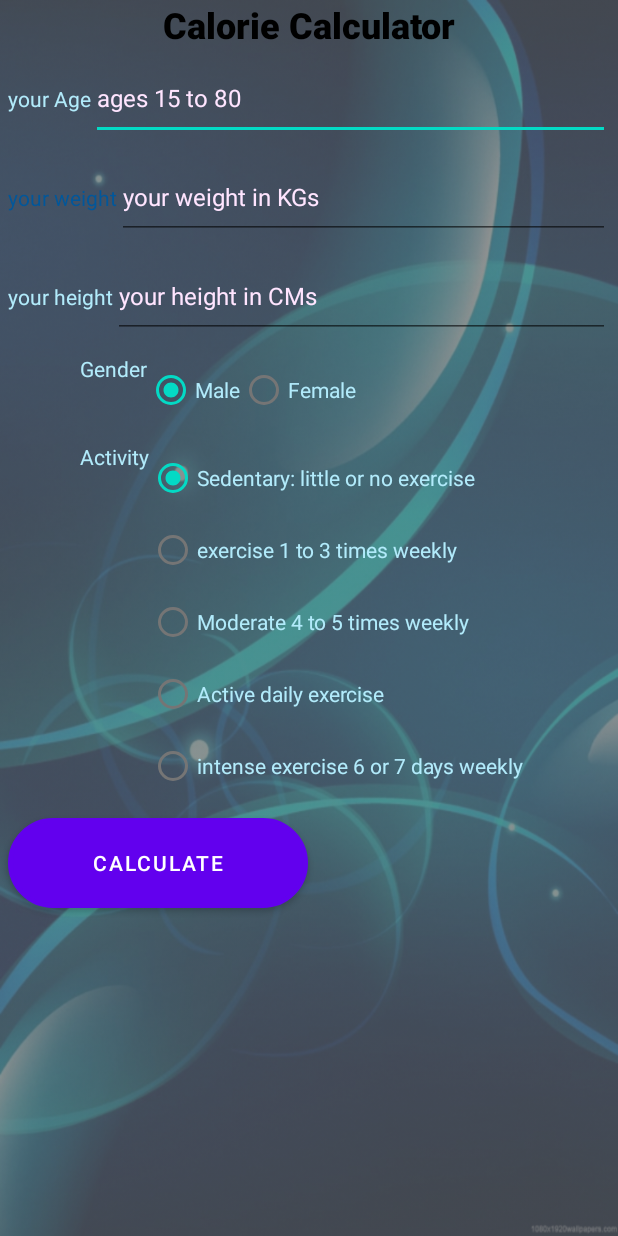
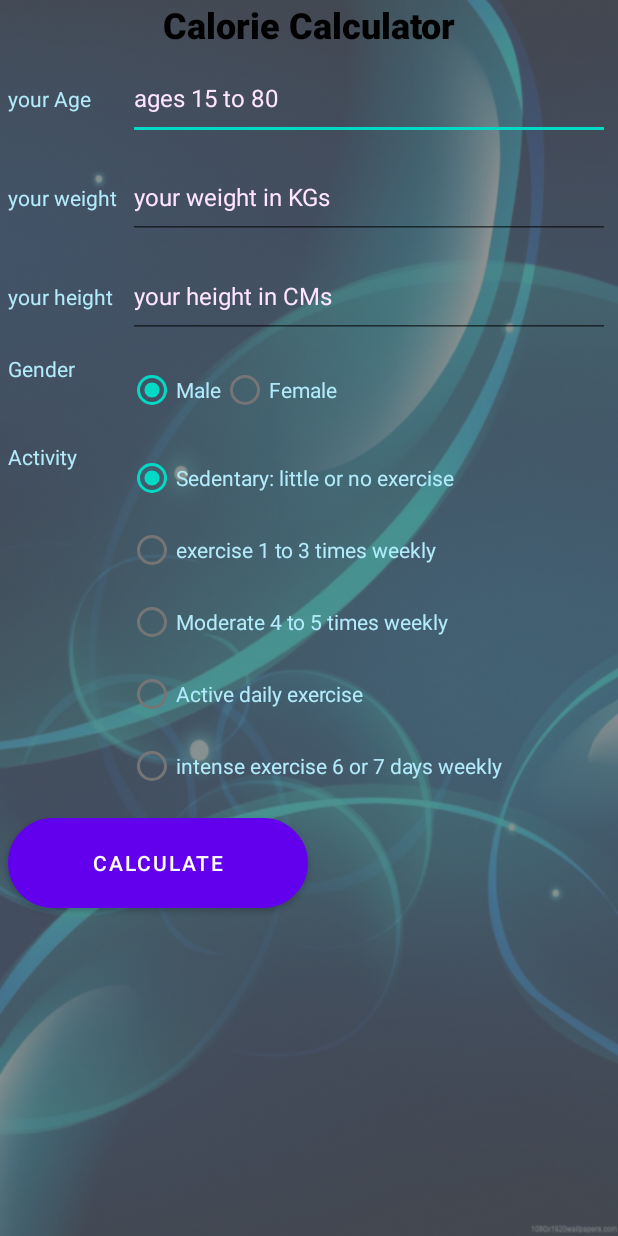
Before and after one commit to mrromuo/HelthCaloclator, an Android app: the BMR screen opened directly, with no data from a screen before it, on a phone screen of 412 x 824 dp. Run offline under Robolectric (Android 15) with nearby library versions, the phone set to English and light mode, and no system bars.

```diff
--- a/app/src/main/res/drawable/ic_android_black_24dp.xml
+++ b/app/src/main/res/drawable/ic_android_black_24dp.xml
@@ -1,5 +1,5 @@
-<vector android:height="24dp" android:tint="#000000"
+<vector android:height="24dp" android:tint="#3F0FF0"
     android:viewportHeight="24" android:viewportWidth="24"
     android:width="24dp" xmlns:android="http://schemas.android.com/apk/res/android">
-    <path android:fillColor="#FF000000" android:pathData="M17.6,11.48 L19.44,8.3a0.63,0.63 0,0 0,-1.09 -0.63l-1.88,3.24a11.43,11.43 0,0 0,-8.94 0L5.65,7.67a0.63,0.63 0,0 0,-1.09 0.63L6.4,11.48A10.81,10.81 0,0 0,1 20L23,20A10.81,10.81 0,0 0,17.6 11.48ZM7,17.25A1.25,1.25 0,1 1,8.25 16,1.25 1.25,0 0,1 7,17.25ZM17,17.25A1.25,1.25 0,1 1,18.25 16,1.25 1.25,0 0,1 17,17.25Z"/>
+    <path android:fillColor="#FFF00000" android:pathData="M17.6,11.48 L19.44,8.3a0.63,0.63 0,0 0,-1.09 -0.63l-1.88,3.24a11.43,11.43 0,0 0,-8.94 0L5.65,7.67a0.63,0.63 0,0 0,-1.09 0.63L6.4,11.48A10.81,10.81 0,0 0,1 20L23,20A10.81,10.81 0,0 0,17.6 11.48ZM7,17.25A1.25,1.25 0,1 1,8.25 16,1.25 1.25,0 0,1 7,17.25ZM17,17.25A1.25,1.25 0,1 1,18.25 16,1.25 1.25,0 0,1 17,17.25Z"/>
 </vector>
--- a/app/src/main/res/layout/activity_bmi.xml
+++ b/app/src/main/res/layout/activity_bmi.xml
@@ -125,8 +125,9 @@ android:gravity="center_horizontal"
             android:id="@+id/maleimage"
             android:layout_width="150dp"
             android:layout_height="300dp"
+            android:contentDescription="@string/male"
             app:srcCompat="@drawable/normal_m"
-            android:contentDescription="@string/male" />
+            tools:ignore="ImageContrastCheck" />
     </TableRow>
     <ProgressBar
         android:id="@+id/determinate_progress_Bar"
--- a/app/src/main/res/layout/activity_bmr.xml
+++ b/app/src/main/res/layout/activity_bmr.xml
@@ -35,7 +35,7 @@
                 <TextView
                     android:id="@+id/BMRageTex"
                     style="@style/TextofTextView"
-                    android:layout_width="wrap_content"
+                    android:layout_width="80dp"
                     android:layout_height="wrap_content"
                     android:text="@string/age" />
 
@@ -57,10 +57,9 @@
                 <TextView
                     android:id="@+id/BMRweightTex"
                     style="@style/TextofTextView"
-                    android:layout_width="wrap_content"
+                    android:layout_width="80dp"
                     android:layout_height="wrap_content"
-                    android:text="@string/Weight"
-                    android:textColor="#01579B" />
+                    android:text="@string/Weight" />
 
                 <EditText
                     android:id="@+id/BMRweight"
@@ -68,7 +67,8 @@
                     android:ems="10"
                     android:hint="@string/weight_hint"
                     android:inputType="numberDecimal"
-                    tools:ignore="TouchTargetSizeCheck" />
+                    tools:ignore="TouchTargetSizeCheck"
+                    android:importantForAutofill="no" />
             </TableRow>
 
             <TableRow
@@ -79,7 +79,7 @@
                 <TextView
                     android:id="@+id/BMRheightTex"
                     style="@style/TextofTextView"
-                    android:layout_width="wrap_content"
+                    android:layout_width="80dp"
                     android:layout_height="wrap_content"
                     android:text="@string/height" />
 
@@ -89,7 +89,8 @@
                     android:ems="10"
                     android:hint="@string/height_hint"
                     android:inputType="numberDecimal"
-                    tools:ignore="TouchTargetSizeCheck" />
+                    tools:ignore="TouchTargetSizeCheck"
+                    android:importantForAutofill="no" />
 
             </TableRow>
 
@@ -98,13 +99,9 @@
                 android:layout_height="wrap_content"
                 android:layout_margin="5dp">
 
-                <Space
-                    android:layout_width="@android:dimen/app_icon_size"
-                    android:layout_height="wrap_content" />
-
                 <TextView
                     style="@style/TextofTextView"
-                    android:layout_width="wrap_content"
+                    android:layout_width="80dp"
                     android:layout_height="wrap_content"
                     android:text="@string/Gender" />
 
@@ -137,13 +134,9 @@
                 android:layout_height="wrap_content"
                 android:layout_margin="5dp">
 
-                <Space
-                    android:layout_width="@android:dimen/app_icon_size"
-                    android:layout_height="wrap_content" />
-
                 <TextView
                     style="@style/TextofTextView"
-                    android:layout_width="wrap_content"
+                    android:layout_width="80dp"
                     android:layout_height="wrap_content"
                     android:text="@string/activity" />
 
@@ -209,7 +202,9 @@
                 android:layout_width="match_parent"
                 android:layout_height="100dp"
                 android:layout_margin="5dp"
-                android:textAlignment="center" />
+                android:textAlignment="center"
+                android:textColor="#B2EBFB"
+                android:textSize="@dimen/textSize"/>
         </LinearLayout>
 
 
--- /dev/null
+++ b/app/src/main/res/values-large/dim.xml
@@ -0,0 +1,4 @@
+<?xml version="1.0" encoding="utf-8"?>
+<resources>
+    <dimen name="textSize">28sp</dimen>
+</resources>
--- /dev/null
+++ b/app/src/main/res/values-small/dim.xml
@@ -0,0 +1,4 @@
+<?xml version="1.0" encoding="utf-8"?>
+<resources>
+    <dimen name="textSize">14sp</dimen>
+</resources>
--- /dev/null
+++ b/app/src/main/res/values-xlarge/dim.xml
@@ -0,0 +1,4 @@
+<?xml version="1.0" encoding="utf-8"?>
+<resources>
+    <dimen name="textSize">32sp</dimen>
+</resources>
--- /dev/null
+++ b/app/src/main/res/values/dim.xml
@@ -0,0 +1,4 @@
+<?xml version="1.0" encoding="utf-8"?>
+<resources>
+    <dimen name="textSize">24sp</dimen>
+</resources>
--- a/app/src/main/res/values/strings.xml
+++ b/app/src/main/res/values/strings.xml
@@ -56,4 +56,5 @@
 <string name="weight5">Severely obese</string>
 <string name="weight6">Very severely obese</string>
     <string name="BMIweightHent">Your weight</string>
+    <string name="resthartbt">your heart beats guring reat</string>
 </resources>
```
Also changed, not shown: app/src/main/AndroidManifest.xml (+12 -6 lines), app/src/main/res/layout/activity_heatbt.xml (+10 -5 lines), app/src/main/res/layout/activity_main2.xml (+12 -5 lines), app/src/main/res/layout/activity_water.xml (+6 -5 lines), app/src/main/res/drawable/bk01.png (deleted), app/src/main/res/drawable/extremly_obese_m.png, app/src/main/res/drawable/normal_m.png, app/src/main/res/drawable/obese_m.png, app/src/main/res/drawable/over_wright_m.png, app/src/main/res/drawable/under_weight.png, app/src/main/res/drawable/under_weight_m.png.
